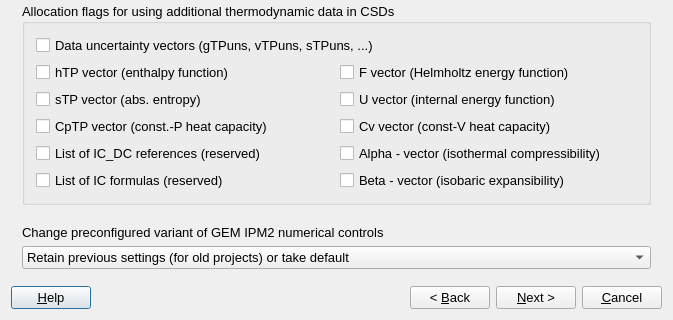
gemshub/GEMSGUI, file gems3/vizor4/dlg4/ProjectWizard4.ui: the form before one commit; both pictures show x 0 to 673 and y 204 to 524 of the 673 by 524 pixel window.
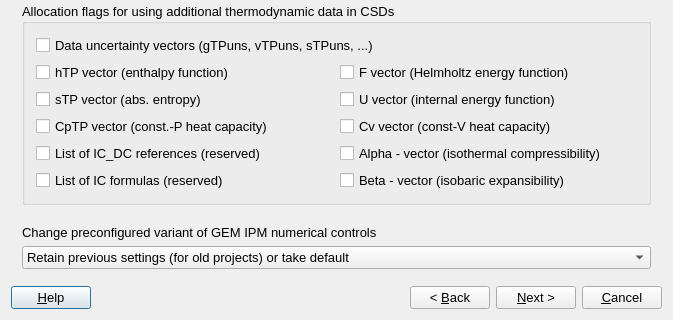
The form after the commit.

What changed in the file:
```diff
--- a/gems3/vizor4/dlg4/ProjectWizard4.ui
+++ b/gems3/vizor4/dlg4/ProjectWizard4.ui
@@ -191,7 +191,7 @@
        <item>
         <widget class="QLabel" name="label_2">
          <property name="text">
-          <string>Change preconfigured variant of GEM IPM2 numerical controls</string>
+          <string>Change preconfigured variant of GEM IPM numerical controls</string>
          </property>
         </widget>
        </item>
```
